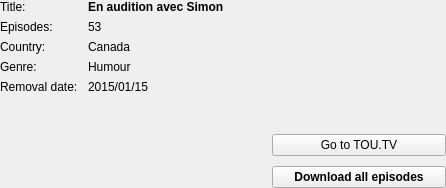
Old version of the form toutvqt/dat/ui/infos_emission_widget.ui in the repository bvanheu/pytoutv.
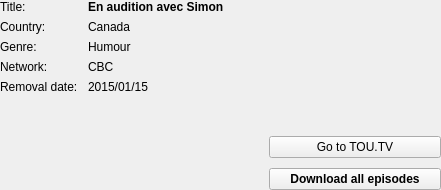
New version of the form.

Commit message: Qt: add infos to infos widgets

The edit to the form file:
```diff
--- a/toutvqt/dat/ui/infos_emission_widget.ui
+++ b/toutvqt/dat/ui/infos_emission_widget.ui
@@ -6,8 +6,8 @@
    <rect>
     <x>0</x>
     <y>0</y>
-    <width>446</width>
-    <height>188</height>
+    <width>441</width>
+    <height>190</height>
    </rect>
   </property>
   <layout class="QHBoxLayout" name="horizontalLayout" stretch="3,2">
@@ -50,34 +50,48 @@
          </property>
         </widget>
        </item>
-       <item row="2" column="0">
+       <item row="1" column="0">
         <widget class="QLabel" name="country_label">
          <property name="text">
           <string>Country:</string>
          </property>
         </widget>
        </item>
-       <item row="2" column="1">
+       <item row="1" column="1">
         <widget class="QLabel" name="country_value_label">
          <property name="text">
           <string>Canada</string>
          </property>
         </widget>
        </item>
-       <item row="3" column="0">
+       <item row="2" column="0">
         <widget class="QLabel" name="genre_label">
          <property name="text">
           <string>Genre:</string>
          </property>
         </widget>
        </item>
-       <item row="3" column="1">
+       <item row="2" column="1">
         <widget class="QLabel" name="genre_value_label">
          <property name="text">
           <string>Humour</string>
          </property>
         </widget>
        </item>
+       <item row="3" column="0">
+        <widget class="QLabel" name="network_label">
+         <property name="text">
+          <string>Network:</string>
+         </property>
+        </widget>
+       </item>
+       <item row="3" column="1">
+        <widget class="QLabel" name="network_value_label">
+         <property name="text">
+          <string>CBC</string>
+         </property>
+        </widget>
+       </item>
        <item row="4" column="0">
         <widget class="QLabel" name="removal_date_label">
          <property name="text">
@@ -92,24 +106,31 @@
          </property>
         </widget>
        </item>
-       <item row="1" column="0">
-        <widget class="QLabel" name="episodes_label">
-         <property name="text">
-          <string>Episodes:</string>
-         </property>
-        </widget>
-       </item>
-       <item row="1" column="1">
-        <widget class="QLabel" name="episodes_value_label">
-         <property name="text">
-          <string>53</string>
-         </property>
-        </widget>
-       </item>
       </layout>
      </item>
      <item>
-      <widget class="QLabel" name="description_label_value">
+      <spacer name="verticalSpacer_3">
+       <property name="orientation">
+        <enum>Qt::Vertical</enum>
+       </property>
+       <property name="sizeType">
+        <enum>QSizePolicy::Fixed</enum>
+       </property>
+       <property name="sizeHint" stdset="0">
+        <size>
+         <width>20</width>
+         <height>6</height>
+        </size>
+       </property>
+      </spacer>
+     </item>
+     <item>
+      <widget class="QLabel" name="description_value_label">
+       <property name="font">
+        <font>
+         <pointsize>8</pointsize>
+        </font>
+       </property>
        <property name="text">
         <string/>
        </property>
@@ -129,10 +150,13 @@
        <property name="orientation">
         <enum>Qt::Vertical</enum>
        </property>
+       <property name="sizeType">
+        <enum>QSizePolicy::Expanding</enum>
+       </property>
        <property name="sizeHint" stdset="0">
         <size>
          <width>20</width>
-         <height>40</height>
+         <height>0</height>
         </size>
        </property>
       </spacer>
@@ -149,13 +173,19 @@
        <property name="sizeHint" stdset="0">
         <size>
          <width>20</width>
-         <height>40</height>
+         <height>0</height>
         </size>
        </property>
       </spacer>
      </item>
      <item>
       <widget class="QPushButton" name="goto_toutv_btn">
+       <property name="maximumSize">
+        <size>
+         <width>200</width>
+         <height>16777215</height>
+        </size>
+       </property>
        <property name="text">
         <string>Go to TOU.TV</string>
        </property>
@@ -163,6 +193,12 @@
      </item>
      <item>
       <widget class="QPushButton" name="dl_btn">
+       <property name="maximumSize">
+        <size>
+         <width>200</width>
+         <height>16777215</height>
+        </size>
+       </property>
        <property name="font">
         <font>
          <weight>75</weight>
```
The commit also changes 5 other files.
